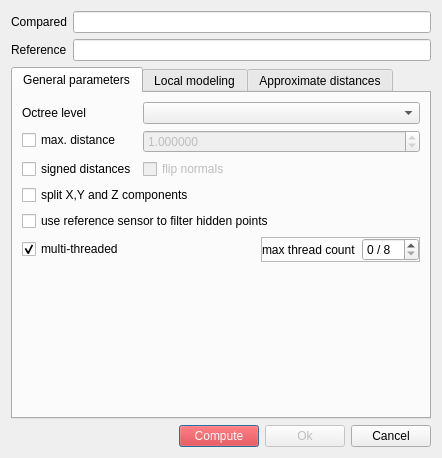
Above: qCC/ui_templates/comparisonDlg.ui from p-leroy/CloudCompare before the change. Below: the same form after it.
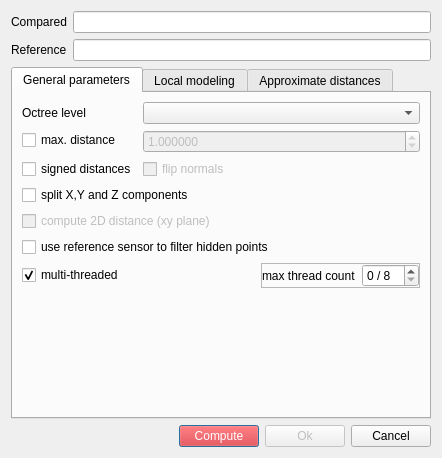
That is the form after the change. Icons and pictures are not drawn.

Commit message: C2C distances: option to compute 2D distances (xy plane)

```diff
--- a/qCC/ui_templates/comparisonDlg.ui
+++ b/qCC/ui_templates/comparisonDlg.ui
@@ -138,6 +138,16 @@
          </property>
         </widget>
        </item>
+       <item>
+        <widget class="QCheckBox" name="compute2DCheckBox">
+         <property name="enabled">
+          <bool>false</bool>
+         </property>
+         <property name="text">
+          <string>compute 2D distance (xy plane)</string>
+         </property>
+        </widget>
+       </item>
        <item>
         <widget class="QCheckBox" name="filterVisibilityCheckBox">
          <property name="toolTip">
```
The commit also changes 2 other files.
